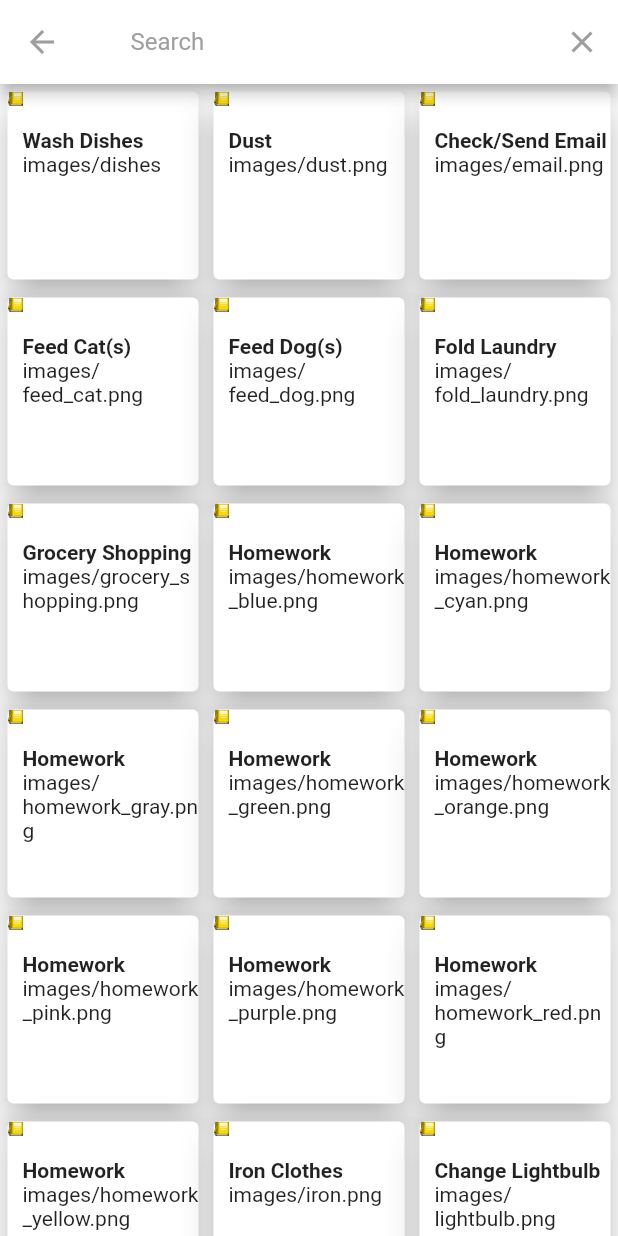
After one commit to a-mabe/todo_list, a Flutter app: the SearchList screen opened directly, on a phone screen of 412 x 824 dp. The commit adds this screen. Run offline on Flutter 3.47's test engine with Material 2 defaults, Android fonts, the phone set to English and light mode, and no system bars; our stand-ins replace shared_preferences; accounts and stored records are empty; Roboto replaces fonts that are missing (Arial).

Commit message:
Added searchable page to add an icon.

```diff
--- /dev/null
+++ b/lib/addItem.dart
@@ -0,0 +1,245 @@
+import 'package:flutter/material.dart';
+import 'package:todo_list/data/images.dart';
+import 'package:todo_list/data/icon_names.dart';
+
+class Item {
+  String id;
+  String name;
+  String image;
+
+  Item({this.id, this.name, this.image});
+}
+
+final TextEditingController _searchQuery = TextEditingController();
+bool _IsSearching;
+
+class SearchList extends StatefulWidget {
+  SearchList({Key key}) : super(key: key);
+  @override
+  _SearchListState createState() => _SearchListState();
+}
+
+class _SearchListState extends State<SearchList> {
+  Widget appBarTitle = TextField(
+    onTap: () {
+      _IsSearching = true;
+    },
+    controller: _searchQuery,
+    style: TextStyle(
+      color: Colors.black87,
+    ),
+    decoration: InputDecoration(
+        border: InputBorder.none,
+        focusedBorder: InputBorder.none,
+        enabledBorder: InputBorder.none,
+        errorBorder: InputBorder.none,
+        disabledBorder: InputBorder.none,
+        contentPadding:
+            EdgeInsets.only(left: 15, bottom: 11, top: 11, right: 15),
+        hintText: "Search",
+        hintStyle: TextStyle(color: Colors.grey)),
+  );
+  Icon actionIcon = Icon(
+    Icons.close,
+    color: Colors.grey,
+  );
+
+  final key = GlobalKey<ScaffoldState>();
+  List<Item> itemList;
+  List<Item> _searchList = List();
+
+  String _searchText = "";
+  _SearchListState() {
+    _searchQuery.addListener(() {
+      if (_searchQuery.text.isEmpty) {
+        setState(() {
+          _IsSearching = false;
+          _searchText = "";
+          _buildSearchList();
+        });
+      } else {
+        setState(() {
+          _IsSearching = true;
+          _searchText = _searchQuery.text;
+          _buildSearchList();
+        });
+      }
+    });
+  }
+  @override
+  void initState() {
+    super.initState();
+    _IsSearching = false;
+    init();
+  }
+
+  void init() {
+    itemList = List();
+
+    for (int i = 0; i < images.length; i++) {
+      itemList.add(
+          Item(id: i.toString(), name: names[images[i]], image: images[i]));
+    }
+
+    _searchList = itemList;
+  }
+
+  @override
+  Widget build(BuildContext context) {
+    return Scaffold(
+        key: key,
+        appBar: buildBar(context),
+        body: GridView.builder(
+            itemCount: _searchList.length,
+            itemBuilder: (context, index) {
+              return Uiitem(_searchList[index]);
+            },
+            gridDelegate: SliverGridDelegateWithFixedCrossAxisCount(
+              crossAxisCount: 3,
+            )));
+  }
+
+  List<Item> _buildSearchList() {
+    if (_searchText.isEmpty) {
+      return _searchList = itemList;
+    } else {
+      _searchList = itemList
+          .where((element) =>
+              element.name.toLowerCase().contains(_searchText.toLowerCase()))
+          .toList();
+      print('${_searchList.length}');
+      return _searchList;
+    }
+  }
+
+  Widget buildBar(BuildContext context) {
+    return AppBar(
+        centerTitle: true,
+        title: appBarTitle,
+        iconTheme: IconThemeData(color: Colors.grey),
+        backgroundColor: Colors.white,
+        actions: <Widget>[
+          IconButton(
+            icon: actionIcon,
+            onPressed: () {
+              setState(() {
+                _handleSearchEnd();
+              });
+            },
+          ),
+        ]);
+  }
+
+  void _handleSearchStart() {
+    setState(() {
+      _IsSearching = true;
+    });
+  }
+
+  void _handleSearchEnd() {
+    setState(() {
+      this.actionIcon = Icon(
+        Icons.close,
+        color: Colors.black87,
+      );
+      this.appBarTitle = TextField(
+        onTap: () {
+          _IsSearching = true;
+        },
+        controller: _searchQuery,
+        style: TextStyle(
+          color: Colors.black87,
+        ),
+        decoration: InputDecoration(
+            border: InputBorder.none,
+            focusedBorder: InputBorder.none,
+            enabledBorder: InputBorder.none,
+            errorBorder: InputBorder.none,
+            disabledBorder: InputBorder.none,
+            contentPadding:
+                EdgeInsets.only(left: 15, bottom: 11, top: 11, right: 15),
+            hintText: "Search",
+            hintStyle: TextStyle(color: Colors.grey)),
+      );
+      _IsSearching = false;
+      _searchQuery.clear();
+      FocusScope.of(context).unfocus();
+    });
+  }
+}
+
+class Uiitem extends StatelessWidget {
+  final Item item;
+  Uiitem(this.item);
+
+  Widget build(BuildContext context) {
+    return Card(
+      margin: EdgeInsets.fromLTRB(5, 5, 5, 7),
+      elevation: 10.0,
+      child: InkWell(
+        splashColor: Colors.black87,
+        onTap: () {
+          print(item.id);
+        },
+        child: Column(
+          crossAxisAlignment: CrossAxisAlignment.start,
+          children: <Widget>[
+            Image.asset(
+              'images/homework_yellow.png',
+              width: 10,
+            ),
+            Padding(
+              padding: EdgeInsets.fromLTRB(10.0, 15.0, 0.0, 0.0),
+              child: Column(
+                crossAxisAlignment: CrossAxisAlignment.start,
+                children: <Widget>[
+                  Text(
+                    this.item.name,
+                    style:
+                        TextStyle(fontWeight: FontWeight.bold, fontSize: 14.0),
+                    maxLines: 1,
+                  ),
+                  SizedBox(height: 0.0),
+                  Text(
+                    item.image,
+                  ),
+                ],
+              ),
+            ),
+          ],
+        ),
+      ),
+    );
+  }
+}
+
+void main() {
+  runApp(MyApp());
+}
+
+class MyApp extends StatelessWidget {
+  @override
+  Widget build(BuildContext context) {
+    return MaterialApp(
+      theme: ThemeData(
+        // Define the default brightness and colors.
+        brightness: Brightness.light,
+        primaryColor: Colors.grey,
+
+        // Define the default font family.
+        fontFamily: 'Arial',
+
+        // Define the default TextTheme. Use this to specify the default
+        // text styling for headlines, titles, bodies of text, and more.
+        primaryTextTheme: TextTheme(
+          headline1: TextStyle(
+              fontSize: 50.0, fontWeight: FontWeight.bold, color: Colors.grey),
+          headline6: TextStyle(fontSize: 24.0, color: Colors.grey),
+          bodyText2:
+              TextStyle(fontSize: 14.0, fontFamily: 'Hind', color: Colors.grey),
+        ),
+      ),
+      home: SearchList(),
+    );
+  }
+}
--- /dev/null
+++ b/lib/data/images.dart
@@ -0,0 +1,31 @@
+final List<String> images = [
+  "images/dishes",
+  "images/dust.png",
+  "images/email.png",
+  "images/feed_cat.png",
+  "images/feed_dog.png",
+  "images/fold_laundry.png",
+  "images/grocery_shopping.png",
+  "images/homework_blue.png",
+  "images/homework_cyan.png",
+  "images/homework_gray.png",
+  "images/homework_green.png",
+  "images/homework_orange.png",
+  "images/homework_pink.png",
+  "images/homework_purple.png",
+  "images/homework_red.png",
+  "images/homework_yellow.png",
+  "images/iron.png",
+  "images/lightbulb.png",
+  "images/mop.png",
+  "images/recycle.png",
+  "images/sink.png",
+  "images/sweep.png",
+  "images/toilet.png",
+  "images/trash.png",
+  "images/tub.png",
+  "images/vacuum.png",
+  "images/walk_dog.png",
+  "images/wash_car.png",
+  "images/wash_clothes.png",
+];
--- a/lib/main.dart
+++ b/lib/main.dart
@@ -3,6 +3,7 @@ import 'dart:convert';
 
 import 'package:todo_list/todo_item.dart';
 import 'package:todo_list/data/icon_names.dart';
+import 'package:todo_list/addItem.dart';
 
 import 'package:flutter/foundation.dart';
 import 'package:flutter/material.dart';
@@ -126,6 +127,10 @@ class _HomeViewState extends State<HomeView> {
         floatingActionButton: FloatingActionButton(
           onPressed: () {
             setState(() {
+              Navigator.push(context,
+                  MaterialPageRoute(builder: (context) => SearchList()));
+
+              /*
               // Random index in the range [0, 20) to pick an image from
               // the list of possible icons.
               String image = images[next(0, 22)];
@@ -142,6 +147,7 @@ class _HomeViewState extends State<HomeView> {
 
               /// Increment the count since an item has been added.
               itemCount++;
+              */
             });
           },
         ),
```
